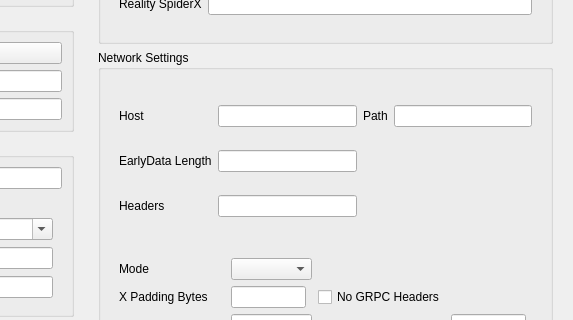
shengmo0210/Throne, file include/ui/profile/dialog_edit_profile.ui: the form before one commit; both pictures show x 734 to 1307 and y 396 to 716 of the 1307 by 885 pixel window.
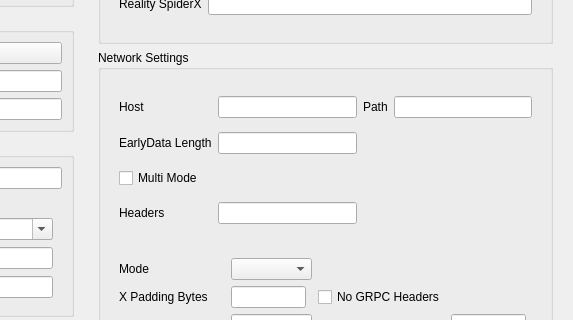
The form after the commit. Custom widgets are drawn as their Qt base class.

Commit message: feat: add xray grpc support

What changed in the file:
```diff
--- a/include/ui/profile/dialog_edit_profile.ui
+++ b/include/ui/profile/dialog_edit_profile.ui
@@ -984,6 +984,13 @@
             <item row="1" column="1">
              <widget class="QLineEdit" name="xray_ed_length"/>
             </item>
+            <item row="2" column="0">
+             <widget class="QCheckBox" name="xray_multi_mode">
+              <property name="text">
+               <string>Multi Mode</string>
+              </property>
+             </widget>
+            </item>
            </layout>
           </widget>
          </item>
```
Left out of the diff: 6 changed lines with no effect on the pictures. The commit also changes 3 other files.
